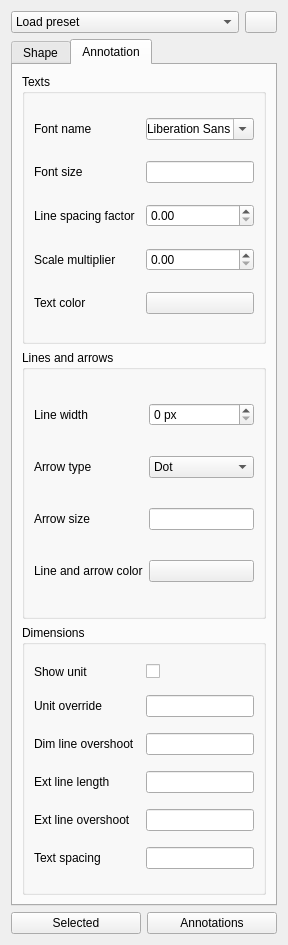
Old version of the form src/Mod/Draft/Resources/ui/TaskPanel_SetStyle.ui in the repository southseact-3d/fcd.
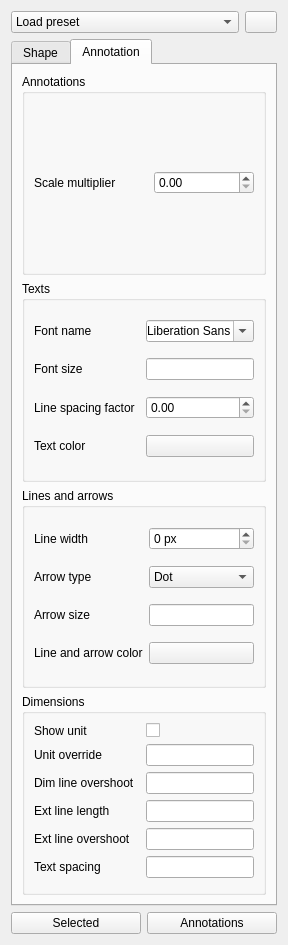
New version of the form. The open tabs and pages were chosen to show the change. Icons and pictures are not drawn. Custom widgets are drawn as their Qt base class.

Commit message:
Draft: change position of 'Scale multiplier' field in UI
Fixes #16501.

Patch:
```diff
--- a/src/Mod/Draft/Resources/ui/TaskPanel_SetStyle.ui
+++ b/src/Mod/Draft/Resources/ui/TaskPanel_SetStyle.ui
@@ -282,10 +282,40 @@
        <item>
         <widget class="QGroupBox" name="groupBox_3">
          <property name="title">
-          <string>Texts</string>
+          <string>Annotations</string>
          </property>
          <layout class="QGridLayout" name="gridLayout_3" columnstretch="1,0" columnminimumwidth="0,100">
           <item row="0" column="0">
+           <widget class="QLabel" name="label_ScaleMultiplier">
+            <property name="text">
+             <string>Scale multiplier</string>
+            </property>
+           </widget>
+          </item>
+          <item row="0" column="1">
+           <widget class="QDoubleSpinBox" name="ScaleMultiplier">
+            <property name="toolTip">
+             <string>The annotation scale multiplier is the inverse of the scale set in the
+Annotation scale widget. If the scale is 1:100 the multiplier is 100.</string>
+            </property>
+            <property name="minimum">
+             <number>0</number>
+            </property>
+            <property name="maximum">
+             <number>10000</number>
+            </property>
+           </widget>
+          </item>
+         </layout>
+        </widget>
+       </item>
+       <item>
+        <widget class="QGroupBox" name="groupBox_4">
+         <property name="title">
+          <string>Texts</string>
+         </property>
+         <layout class="QGridLayout" name="gridLayout_4" columnstretch="1,0" columnminimumwidth="0,100">
+          <item row="0" column="0">
            <widget class="QLabel" name="label_TextFont">
             <property name="text">
              <string>Font name</string>
@@ -337,34 +367,13 @@
            </widget>
           </item>
           <item row="3" column="0">
-           <widget class="QLabel" name="label_ScaleMultiplier">
-            <property name="text">
-             <string>Scale multiplier</string>
-            </property>
-           </widget>
-          </item>
-          <item row="3" column="1">
-           <widget class="QDoubleSpinBox" name="ScaleMultiplier">
-            <property name="toolTip">
-             <string>The annotation scale multiplier is the inverse of the scale set in the
-Annotation scale widget. If the scale is 1:100 the multiplier is 100.</string>
-            </property>
-            <property name="minimum">
-             <number>0</number>
-            </property>
-            <property name="maximum">
-             <number>10000</number>
-            </property>
-           </widget>
-          </item>
-          <item row="4" column="0">
            <widget class="QLabel" name="label_TextColor">
             <property name="text">
              <string>Text color</string>
             </property>
            </widget>
           </item>
-          <item row="4" column="1">
+          <item row="3" column="1">
            <widget class="Gui::ColorButton" name="TextColor">
             <property name="toolTip">
              <string>The color for texts, dimension texts and label texts</string>
@@ -375,11 +384,11 @@
         </widget>
        </item>
        <item>
-        <widget class="QGroupBox" name="groupBox_4">
+        <widget class="QGroupBox" name="groupBox_5">
          <property name="title">
           <string>Lines and arrows</string>
          </property>
-         <layout class="QGridLayout" name="gridLayout_4" columnstretch="1,0" columnminimumwidth="0,100">
+         <layout class="QGridLayout" name="gridLayout_5" columnstretch="1,0" columnminimumwidth="0,100">
           <item row="0" column="0">
            <widget class="QLabel" name="label_AnnoLineWidth">
             <property name="text">
@@ -459,11 +468,11 @@
         </widget>
        </item>
        <item>
-        <widget class="QGroupBox" name="groupBox_5">
+        <widget class="QGroupBox" name="groupBox_6">
          <property name="title">
           <string>Dimensions</string>
          </property>
-         <layout class="QGridLayout" name="gridLayout_5" columnstretch="1,0" columnminimumwidth="0,100">
+         <layout class="QGridLayout" name="gridLayout_6" columnstretch="1,0" columnminimumwidth="0,100">
           <item row="0" column="0">
            <widget class="QLabel" name="label_ShowUnit">
             <property name="text">
```
The commit also changes 2 other files.
